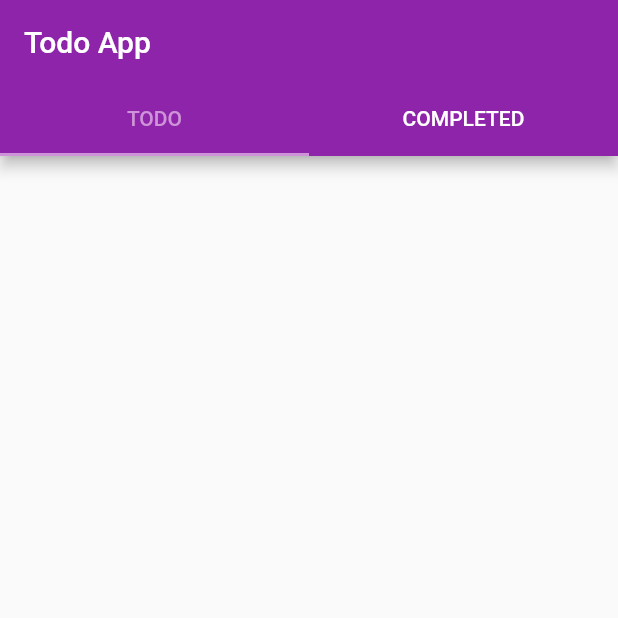
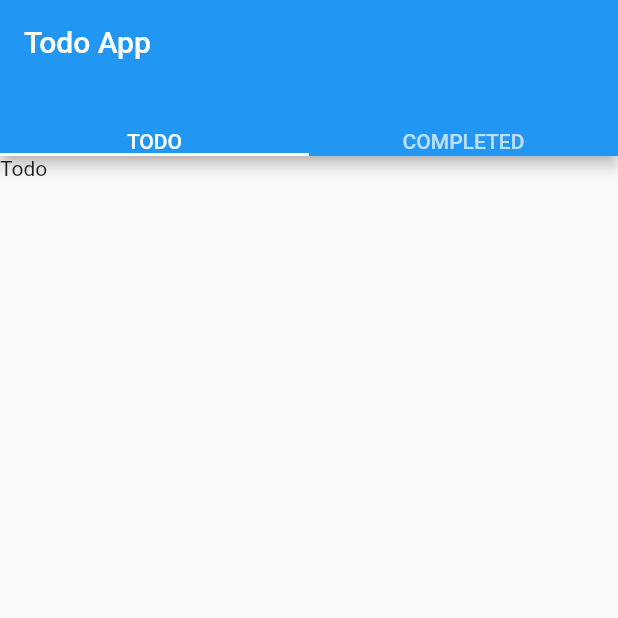
Before and after one commit to darcipons/todo_flutter, a Flutter app: the screen it shows after launch, on a phone screen of 412 x 824 dp, the top half of it. Run offline on Flutter 3.47's test engine with Material 2 defaults, Android fonts, the phone set to English and light mode, and no system bars.

Commit message:
created tabs with different pages

```diff
--- a/lib/main.dart
+++ b/lib/main.dart
@@ -1,30 +1,25 @@
 import 'package:flutter/material.dart';
 
-void main() => runApp(
-      MaterialApp(
-        home: ToDo(),
-      ),
-    );
+void main() => runApp(MyApp());
 
-class ToDo extends StatelessWidget {
-  final List<Tab> myTabs = <Tab>[
-    Tab(text: 'TODO'),
-    Tab(text: 'COMPLETED'),
-  ];
-
+class MyApp extends StatelessWidget {
   @override
   Widget build(BuildContext context) {
-    return DefaultTabController(
-      length: myTabs.length,
-      child: Scaffold(
-        appBar: AppBar(
-          title: Text('Todo App'),
-          backgroundColor: Colors.purple[600],
-          bottom: TabBar(
-            labelColor: Colors.purple[200],
-            unselectedLabelColor: Colors.white,
-            indicatorColor: Colors.purple[200],
-            tabs: myTabs,
+    return MaterialApp(
+      home: DefaultTabController(
+        length: 2,
+        child: Scaffold(
+          appBar: AppBar(
+            title: Text('Todo App'),
+            bottom: TabBar(
+              tabs: <Widget>[
+                Text('TODO'),
+                Text('COMPLETED'),
+              ],
+            ),
+          ),
+          body: TabBarView(
+            children: <Widget>[Text('Todo'), Text('Completed')],
           ),
         ),
       ),
```
